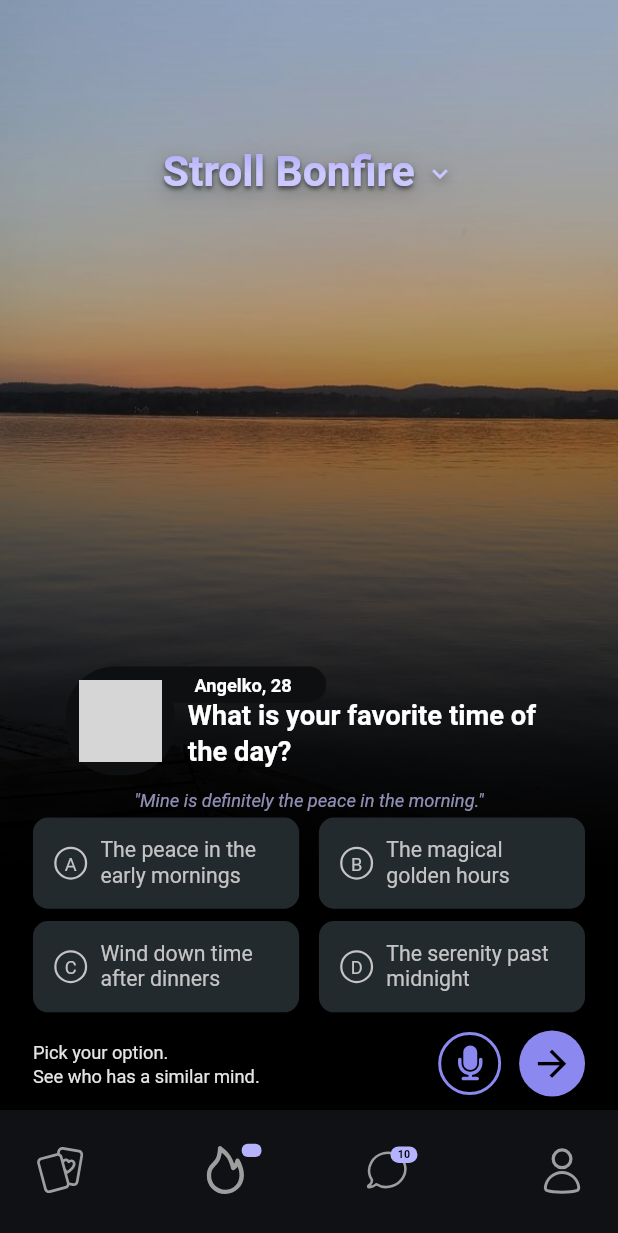
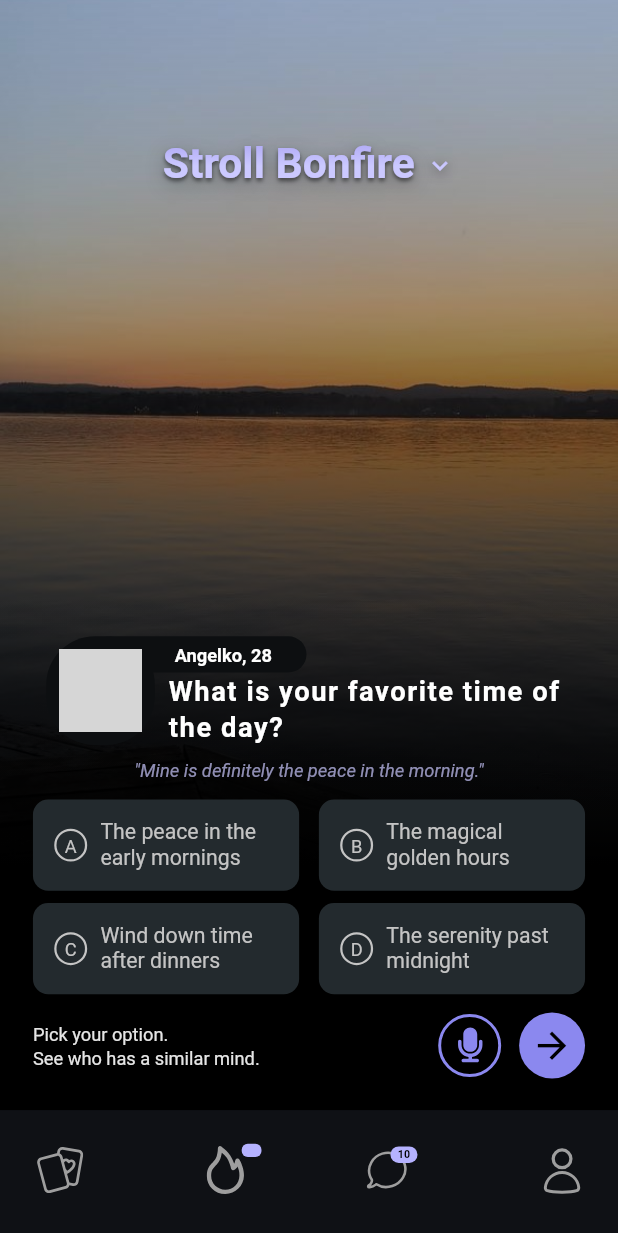
Before and after one commit to EMEDAT/stroll, a Flutter app: the screen it shows after launch, on a phone screen of 412 x 824 dp. Shown: the top 1233 px of the screen. Run offline on Flutter 3.47's test engine with Material 3 defaults, Android fonts, the light colour scheme and no system bars; our stand-ins replace equatable, flutter_bloc, flutter_screenutil, flutter_svg; Roboto replaces fonts that are missing (Proxima Nova); grey boxes are pictures that could not be loaded.

Commit message:
Adjust flex value in StrollBonfirePage bottom section for improved icon space; increase flex from 68 to 75. Update color transparency values for better overlay effect and refine padding in profile section for enhanced layout consistency.

```diff
--- a/stroll_bonfire/lib/features/stroll/presentation/pages/stroll_bonfire_page.dart
+++ b/stroll_bonfire/lib/features/stroll/presentation/pages/stroll_bonfire_page.dart
@@ -38,8 +38,8 @@ class StrollBonfirePage extends StatelessWidget {
             stops: const [0.0, 0.4, 0.7, 0.9, 1.0], // Added 0.9 for the transition
             colors: [
               Colors.transparent, // 0% - 40%: Completely transparent
-              Colors.black.withValues(alpha: 0.5), // 40%: Light darkening starts
-              Colors.black.withValues(alpha: 1), // 70%: Heavy darkening
+              Colors.black.withValues(alpha: 0.6), // 40%: Light darkening starts
+              Colors.black.withValues(alpha: 1.0), // 100%: Heavy darkening
               Colors.black.withValues(alpha: 1.0), // 90%: Complete black
               const Color(0xFF0F1115), // 90% - 100%: #0F1115 for bottom 10%
             ],
@@ -98,7 +98,7 @@ class StrollBonfirePage extends StatelessWidget {
           ),
           // Bottom section with content - REMOVED SCROLLING
           Expanded(
-            flex: 68, // Increased from 68 to give more space for larger icons
+            flex: 75, // Increased from 68 to give more space for larger icons
             child: Container(
               // Add extra dark overlay to bottom section for better readability
               decoration: BoxDecoration(
@@ -143,7 +143,7 @@ class StrollBonfirePage extends StatelessWidget {
 
   Widget _buildProfileSection(User user, Question question) {
     return Padding(
-      padding: EdgeInsets.symmetric(horizontal: 20.w), // Added horizontal padding to entire profile section
+      padding: EdgeInsets.symmetric(horizontal: 8.w), // Added horizontal padding to entire profile section
       child: Column(
         crossAxisAlignment: CrossAxisAlignment.start,
         children: [
@@ -191,7 +191,7 @@ class StrollBonfirePage extends StatelessWidget {
                         crossAxisAlignment: CrossAxisAlignment.start,
                         children: [
                           SizedBox(height: 16.h), // REDUCED from 20.h to 16.h
-                          SizedBox(height: 4.h), // REDUCED from 6.h to 4.h
+                          SizedBox(height: 8.h), // REDUCED from 6.h to 4.h
                           Text(
                             question.text,
                             style: TextStyle(
@@ -199,7 +199,7 @@ class StrollBonfirePage extends StatelessWidget {
                               fontWeight: FontWeight.w700,
                               color: AppColors.white,
                               height: 1.3,
-                              letterSpacing: 0,
+                              letterSpacing: 1.0,
                             ),
                           ),
                         ],
@@ -223,6 +223,7 @@ class StrollBonfirePage extends StatelessWidget {
               ),
             ),
           ),
+          SizedBox(height: 8.h),
         ],
       ),
     );
```
